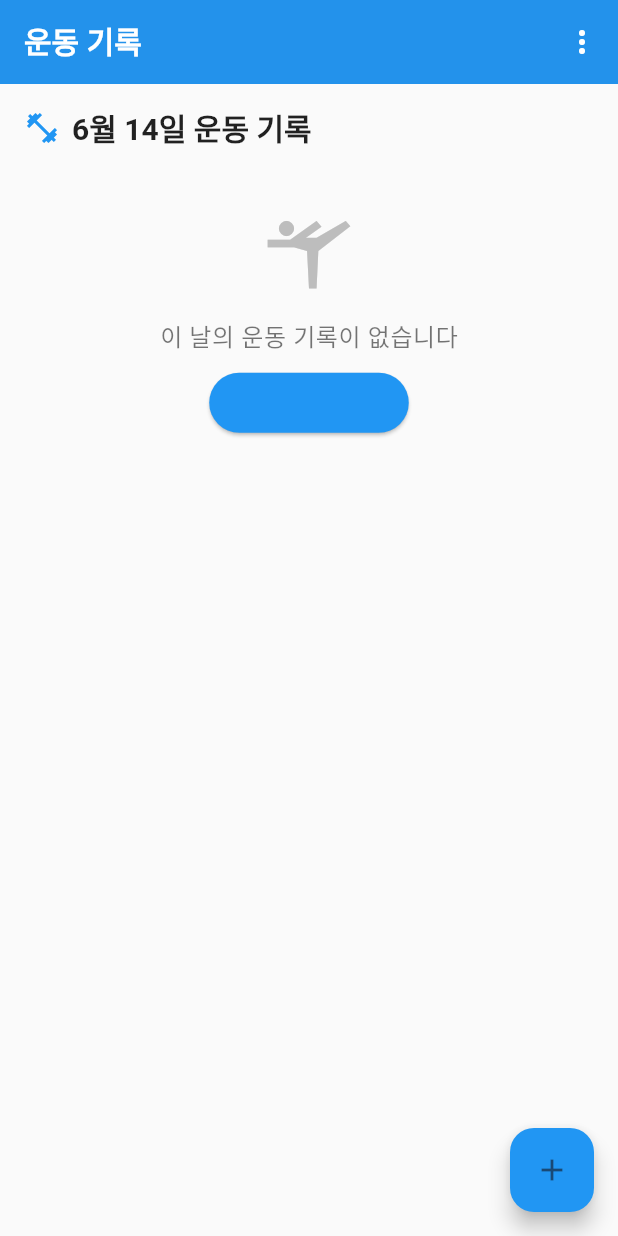
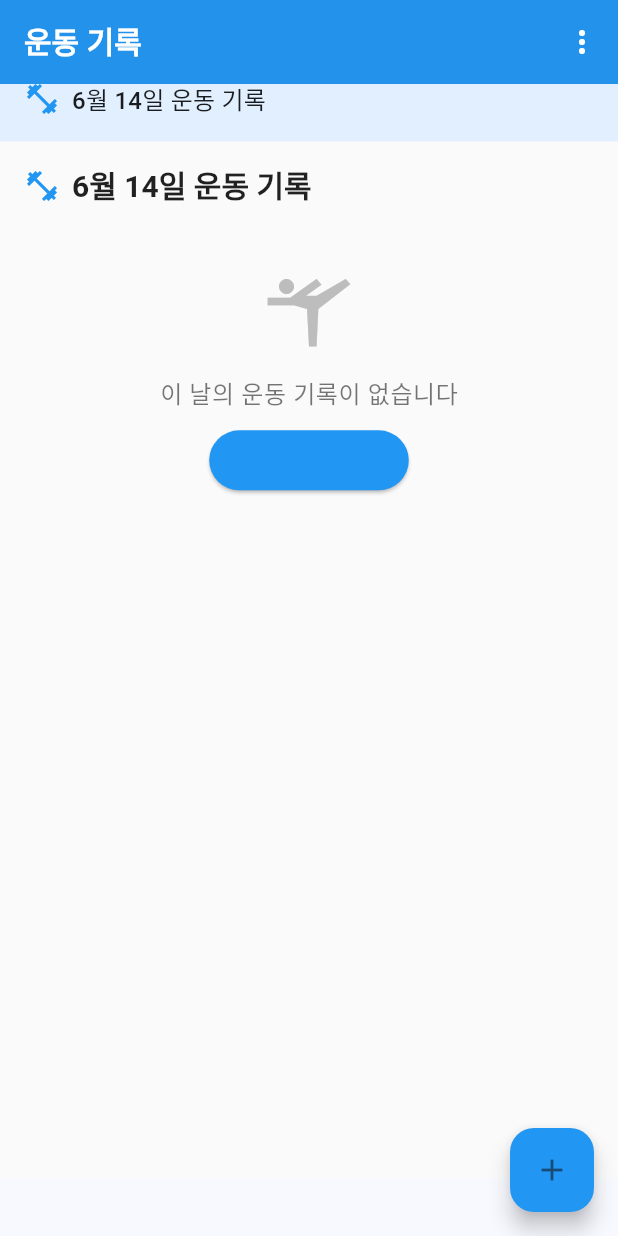
Before and after one commit to hunzzo/flutterstudy, a Flutter app: the screen it shows after launch, swiped to page 3, on a phone screen of 412 x 824 dp. Run offline on Flutter 3.47's test engine with Material 3 defaults, Android fonts, the phone set to English and light mode, and no system bars; our stand-ins replace shared_preferences, table_calendar.

Commit message:
Show preview of log below calendar and list sets vertically

```diff
--- a/lib/pages/workout_home_page.dart
+++ b/lib/pages/workout_home_page.dart
@@ -21,7 +21,8 @@ class WorkoutHomePageState extends State<WorkoutHomePage> {
   CalendarFormat _calendarFormat = CalendarFormat.month;
   DateTime _focusedDay = DateTime.now();
   DateTime? _selectedDay;
-  final PageController _pageController = PageController(initialPage: 1);
+  final PageController _pageController =
+      PageController(initialPage: 1, viewportFraction: 0.9);
   int _currentPage = 1;
 
   @override
--- a/lib/widgets/home_sections/calendar_section.dart
+++ b/lib/widgets/home_sections/calendar_section.dart
@@ -36,7 +36,10 @@ class CalendarSection extends StatelessWidget {
       color: isDark
           ? Colors.grey[850]
           : Theme.of(context).colorScheme.primary.withAlpha(26),
-      child: TableCalendar<WorkoutRecord>(
+      child: Column(
+        children: [
+          Expanded(
+            child: TableCalendar<WorkoutRecord>(
             firstDay: DateTime.utc(2020, 1, 1),
             lastDay: DateTime.utc(2030, 12, 31),
             focusedDay: focusedDay,
@@ -81,6 +84,26 @@ class CalendarSection extends StatelessWidget {
             onFormatChanged: onFormatChanged,
             onPageChanged: onPageChanged,
           ),
+          ),
+          Container(
+            padding: const EdgeInsets.all(16),
+            alignment: Alignment.centerLeft,
+            child: Row(
+              children: [
+                Icon(Icons.fitness_center,
+                    color: Theme.of(context).colorScheme.primary),
+                const SizedBox(width: 8),
+                Text(
+                  selectedDay != null
+                      ? '${selectedDay!.month}월 ${selectedDay!.day}일 운동 기록'
+                      : '오늘의 운동 기록',
+                  style: Theme.of(context).textTheme.titleMedium,
+                ),
+              ],
+            ),
+          )
+        ],
+      ),
     );
   }
 }
--- a/lib/widgets/home_sections/workout_log_section.dart
+++ b/lib/widgets/home_sections/workout_log_section.dart
@@ -142,19 +142,25 @@ class _WorkoutLogSectionState extends State<WorkoutLogSection> {
                     ],
                   ),
                 ),
-                Wrap(
-                  spacing: 4,
+                Column(
+                  crossAxisAlignment: CrossAxisAlignment.start,
                   children: [
                     for (int i = 0; i < workout.setDetails.length; i++)
-                      ChoiceChip(
+                      Padding(
+                        padding: const EdgeInsets.only(bottom: 4),
+                        child: ChoiceChip(
                           label: Text(
                               '${workout.setDetails[i].weight}kg x ${workout.setDetails[i].reps}'),
                           selected: workout.setDetails[i].done,
                           onSelected: (_) {
                             Provider.of<WorkoutData>(context, listen: false)
-                              .toggleSetDone(widget.selectedDay ?? DateTime.now(), index, i);
+                                .toggleSetDone(
+                                    widget.selectedDay ?? DateTime.now(),
+                                    index,
+                                    i);
                             _startRestTimer(context);
                           },
+                        ),
                       ),
                   ],
                 ),
```
Lines whose indentation alone changed are shown as unchanged.
